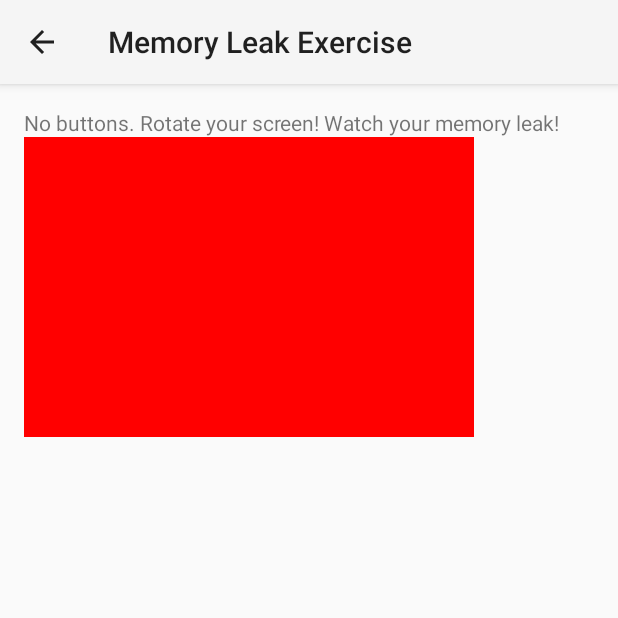
After one commit to udacity/ud825-compute-and-memory, an Android app: the MemoryLeakActivity screen opened directly, with no data from a screen before it, on a phone screen of 412 x 824 dp, the top half of it. The commit adds this screen. Run offline under Robolectric (Android 15) with nearby library versions, the phone set to English and light mode, and no system bars.

Commit message:
Created memory leak example

```diff
--- a/Compute/app/src/main/AndroidManifest.xml
+++ b/Compute/app/src/main/AndroidManifest.xml
@@ -55,6 +55,14 @@ limitations under the License.
                 android:name="android.support.PARENT_ACTIVITY"
                 android:value="com.example.android.mobileperf.compute.MainActivity" />
         </activity>
+        <activity
+            android:name="com.example.android.mobileperf.compute.MemoryLeakActivity"
+            android:label="@string/title_activity_memory_leak"
+            android:parentActivityName="com.example.android.mobileperf.compute.MainActivity" >
+            <meta-data
+                android:name="android.support.PARENT_ACTIVITY"
+                android:value="com.example.android.mobileperf.compute.MainActivity" />
+        </activity>
     </application>
 
 </manifest>
--- /dev/null
+++ b/Compute/app/src/main/java/com/example/android/mobileperf/compute/ListenerCollector.java
@@ -0,0 +1,36 @@
+/*
+ * Copyright (C) 2014 The Android Open Source Project
+ *
+ * Licensed under the Apache License, Version 2.0 (the "License");
+ * you may not use this file except in compliance with the License.
+ * You may obtain a copy of the License at
+ *
+ *      http://www.apache.org/licenses/LICENSE-2.0
+ *
+ * Unless required by applicable law or agreed to in writing, software
+ * distributed under the License is distributed on an "AS IS" BASIS,
+ * WITHOUT WARRANTIES OR CONDITIONS OF ANY KIND, either express or implied.
+ * See the License for the specific language governing permissions and
+ * limitations under the License.
+ */
+package com.example.android.mobileperf.compute;
+
+import android.view.View;
+
+import com.example.android.mobileperf.compute.MyCustomView.MyListener;
+
+import java.util.WeakHashMap;
+
+/**
+ * The ListenerCollector acts as runtime storage for all the view/listener relationships
+ * among the MyCustomView instances.
+ */
+public class ListenerCollector {
+    // A common case is to want to store all the listeners for a particular type of view
+    // somewhere.  Harmless AND convenient.  Or... is it? o_0
+    static private WeakHashMap<View, MyListener> sListeners = new WeakHashMap<View,  MyListener>();
+
+    public void setListener(View view, MyListener listener) {
+        sListeners.put(view, listener);
+    }
+}
--- a/Compute/app/src/main/java/com/example/android/mobileperf/compute/MainActivity.java
+++ b/Compute/app/src/main/java/com/example/android/mobileperf/compute/MainActivity.java
@@ -37,6 +37,8 @@ public class MainActivity extends Activity {
         addButton(CachingActivity.class, "Batching and caching", rootView);
         addButton(BusyUIThreadActivity.class, "Slow onClick handler", rootView);
         addButton(DataStructuresActivity.class, "Data structure selection", rootView);
+
+        addButton(MemoryLeakActivity.class, "Memory leaks", rootView);
     }
 
     public void addButton(final Class destination, String description, ViewGroup parent) {
--- /dev/null
+++ b/Compute/app/src/main/java/com/example/android/mobileperf/compute/MemoryLeakActivity.java
@@ -0,0 +1,35 @@
+/*
+ * Copyright (C) 2014 The Android Open Source Project
+ *
+ * Licensed under the Apache License, Version 2.0 (the "License");
+ * you may not use this file except in compliance with the License.
+ * You may obtain a copy of the License at
+ *
+ *      http://www.apache.org/licenses/LICENSE-2.0
+ *
+ * Unless required by applicable law or agreed to in writing, software
+ * distributed under the License is distributed on an "AS IS" BASIS,
+ * WITHOUT WARRANTIES OR CONDITIONS OF ANY KIND, either express or implied.
+ * See the License for the specific language governing permissions and
+ * limitations under the License.
+ */
+package com.example.android.mobileperf.compute;
+
+import android.app.Activity;
+import android.os.Bundle;
+import android.view.View;
+
+/**
+ * The most completely unremarkable Activity code you'll probably ever see.  How could this hide
+ * a memory leak?  HOW?
+ */
+public class MemoryLeakActivity extends Activity {
+
+    @Override
+    protected void onCreate(Bundle savedInstanceState) {
+        super.onCreate(savedInstanceState);
+        setContentView(R.layout.activity_memory_leak);
+
+        View customView = findViewById(R.id.customView);
+    }
+}
--- /dev/null
+++ b/Compute/app/src/main/java/com/example/android/mobileperf/compute/MyCustomView.java
@@ -0,0 +1,57 @@
+/*
+ * Copyright (C) 2014 The Android Open Source Project
+ *
+ * Licensed under the Apache License, Version 2.0 (the "License");
+ * you may not use this file except in compliance with the License.
+ * You may obtain a copy of the License at
+ *
+ *      http://www.apache.org/licenses/LICENSE-2.0
+ *
+ * Unless required by applicable law or agreed to in writing, software
+ * distributed under the License is distributed on an "AS IS" BASIS,
+ * WITHOUT WARRANTIES OR CONDITIONS OF ANY KIND, either express or implied.
+ * See the License for the specific language governing permissions and
+ * limitations under the License.
+ */
+package com.example.android.mobileperf.compute;
+
+import android.content.Context;
+import android.util.AttributeSet;
+import android.view.View;
+
+public class MyCustomView extends View {
+
+    public interface MyListener {
+        public void someListenerCallback();
+    }
+
+    /**
+     * Internal initialization procedures for this view, regardless of which constructor was called.
+     */
+    private void init() {
+        ListenerCollector collector = new ListenerCollector();
+        collector.setListener(this, mListener);
+    }
+
+    public MyCustomView(Context context) {
+        super(context);
+        init();
+    }
+
+    public MyCustomView(Context context, AttributeSet attrs) {
+        super(context, attrs);
+        init();
+    }
+
+    public MyCustomView(Context context, AttributeSet attrs, int defStyleAttr) {
+        super(context, attrs, defStyleAttr);
+        init();
+    }
+
+    private MyListener mListener = new MyListener() {
+        @Override
+        public void someListenerCallback() {
+            System.out.println("Someone called me!");
+        }
+    };
+}
--- /dev/null
+++ b/Compute/app/src/main/res/layout/activity_memory_leak.xml
@@ -0,0 +1,39 @@
+<!--
+  Copyright (C) 2014 The Android Open Source Project
+
+  Licensed under the Apache License, Version 2.0 (the "License");
+  you may not use this file except in compliance with the License.
+  You may obtain a copy of the License at
+
+      http://www.apache.org/licenses/LICENSE-2.0
+
+  Unless required by applicable law or agreed to in writing, software
+  distributed under the License is distributed on an "AS IS" BASIS,
+  WITHOUT WARRANTIES OR CONDITIONS OF ANY KIND, either express or implied.
+  See the License for the specific language governing permissions and
+  limitations under the License.
+  -->
+<RelativeLayout xmlns:android="http://schemas.android.com/apk/res/android"
+    xmlns:tools="http://schemas.android.com/tools"
+    android:layout_width="match_parent"
+    android:layout_height="match_parent"
+    android:paddingLeft="@dimen/activity_horizontal_margin"
+    android:paddingRight="@dimen/activity_horizontal_margin"
+    android:paddingTop="@dimen/activity_vertical_margin"
+    android:paddingBottom="@dimen/activity_vertical_margin"
+    tools:context="com.example.android.mobileperf.compute.MemoryLeakActivity">
+
+    <TextView
+        android:text="@string/mem_leak_intro"
+        android:layout_width="wrap_content"
+        android:layout_height="wrap_content"
+        android:id="@+id/memleak_intro_text" />
+
+    <com.example.android.mobileperf.compute.MyCustomView
+        android:layout_width="300dp"
+        android:layout_height="200dp"
+        android:id="@+id/customView"
+        android:background="#ff0000"
+        android:layout_below="@id/memleak_intro_text" />
+
+</RelativeLayout>
--- a/Compute/app/src/main/res/values/strings.xml
+++ b/Compute/app/src/main/res/values/strings.xml
@@ -17,8 +17,10 @@
 <resources>
 
     <string name="app_name">Compute</string>
+    <string name="mem_leak_intro">No buttons. Rotate your screen! Watch your memory leak!</string>
     <string name="title_activity_caching_exercise">Caching Exercise</string>
     <string name="title_activity_busy_uithread">Busy UI Thread Exercise</string>
     <string name="title_activity_data_structures">Data Structures Exercise</string>
+    <string name="title_activity_memory_leak">Memory Leak Exercise</string>
 
 </resources>
```
